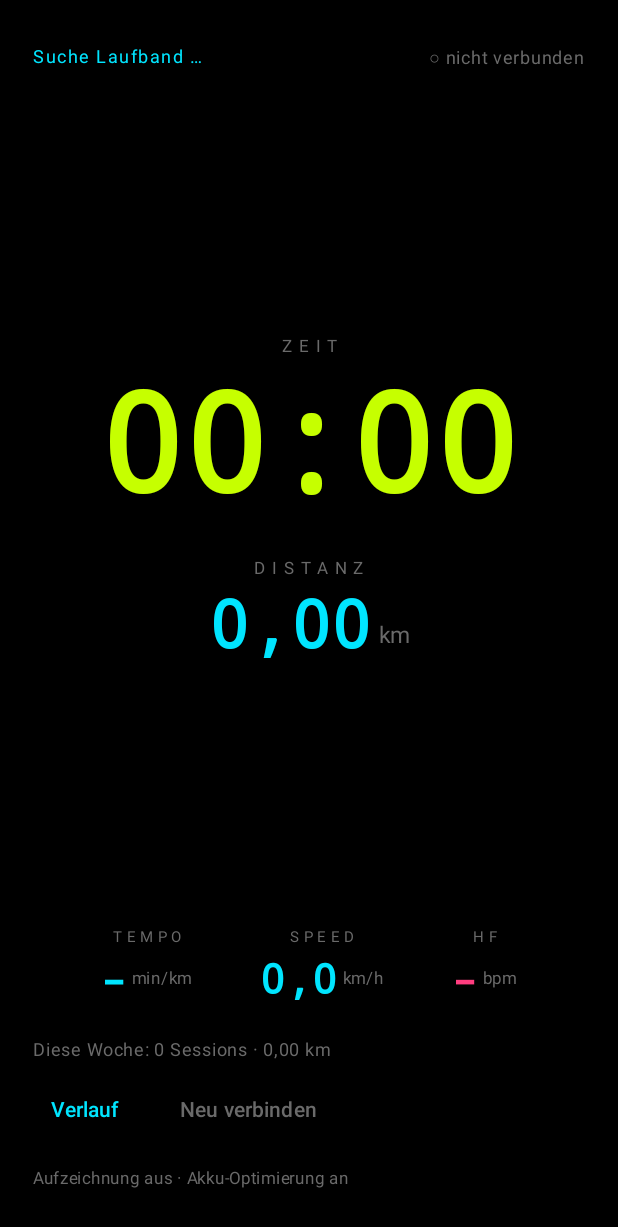
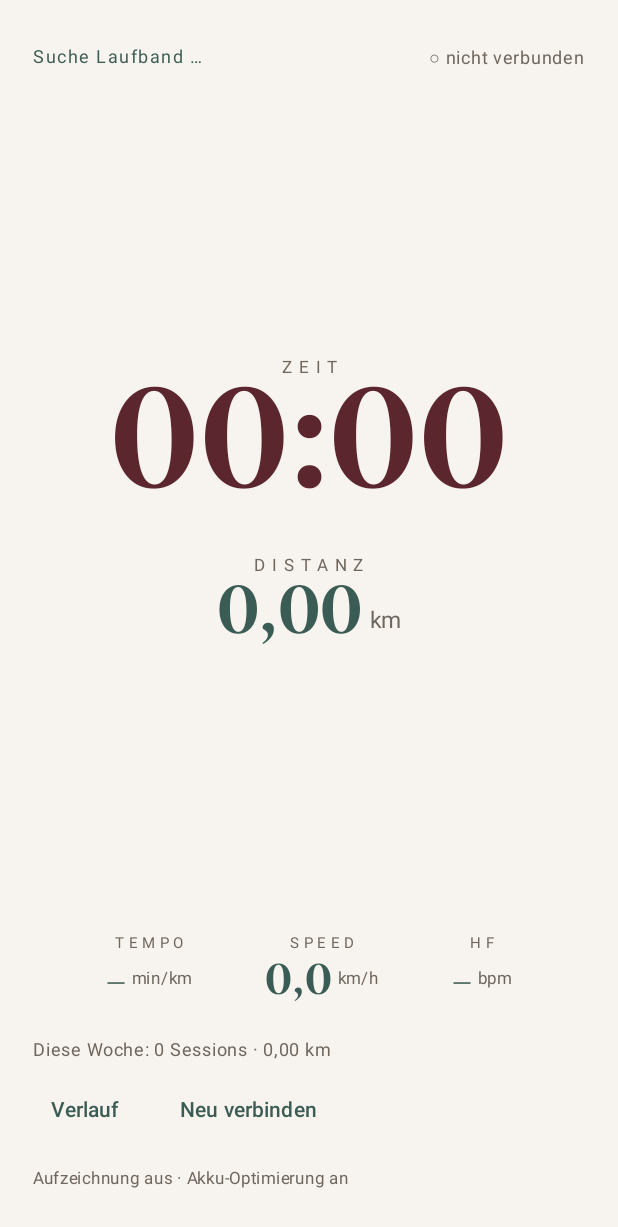
Before and after one commit to tizian-bitschi/hamsterrad, an Android app built with Jetpack Compose: the screen it shows after launch (MainActivity), on a phone screen of 412 x 824 dp. Shown: the top 1227 px of the screen. Run offline under Robolectric (Android 15) with nearby library versions, the phone set to English and light mode, and no system bars.

Commit message:
Helles Papier-Theme ersetzt das Neon-Cockpit
Palette aus Coolors (f7f3ee, eae2da, 3b5c54, c4934b, 5c262e). Zwei Textfarben statt fuenf Neon-Rollen, Hierarchie ueber Groesse. Ziffern in Newsreader 600 mit tabellarischen Ziffern, Icon neu eingefaerbt samt monochromer Ebene, Kontrast-Test.

```diff
--- a/app/src/main/java/de/tizian/hamsterrad/MainActivity.kt
+++ b/app/src/main/java/de/tizian/hamsterrad/MainActivity.kt
@@ -10,7 +10,9 @@ import android.os.PowerManager
 import android.provider.Settings
 import android.view.WindowManager
 import androidx.activity.ComponentActivity
+import androidx.activity.SystemBarStyle
 import androidx.activity.compose.setContent
+import androidx.activity.enableEdgeToEdge
 import androidx.activity.result.contract.ActivityResultContracts
 import androidx.compose.foundation.background
 import androidx.compose.foundation.clickable
@@ -23,6 +25,7 @@ import androidx.compose.foundation.layout.fillMaxSize
 import androidx.compose.foundation.layout.fillMaxWidth
 import androidx.compose.foundation.layout.height
 import androidx.compose.foundation.layout.padding
+import androidx.compose.foundation.layout.safeDrawingPadding
 import androidx.compose.foundation.layout.width
 import androidx.compose.foundation.lazy.LazyColumn
 import androidx.compose.foundation.lazy.items
@@ -35,7 +38,6 @@ import androidx.compose.material3.SwipeToDismissBox
 import androidx.compose.material3.SwipeToDismissBoxValue
 import androidx.compose.material3.Text
 import androidx.compose.material3.TextButton
-import androidx.compose.material3.darkColorScheme
 import androidx.compose.material3.rememberSwipeToDismissBoxState
 import androidx.compose.runtime.Composable
 import androidx.compose.runtime.getValue
@@ -45,9 +47,8 @@ import androidx.compose.runtime.setValue
 import androidx.compose.ui.Alignment
 import androidx.compose.ui.Modifier
 import androidx.compose.ui.draw.alpha
-import androidx.compose.ui.graphics.Color
+import androidx.compose.ui.graphics.toArgb
 import androidx.compose.ui.platform.LocalContext
-import androidx.compose.ui.text.font.FontFamily
 import androidx.compose.ui.text.font.FontWeight
 import androidx.compose.ui.unit.dp
 import androidx.compose.ui.unit.sp
@@ -56,12 +57,6 @@ import java.text.SimpleDateFormat
 import java.util.Calendar
 import java.util.Date
 import java.util.Locale
-
-private val Lime = Color(0xFFC6FF00)
-private val Cyan = Color(0xFF00E5FF)
-private val Magenta = Color(0xFFFF3D7F)
-private val Amber = Color(0xFFFFC400)
-private val Dim = Color(0xFF6A6A6A)
 
 class MainActivity : ComponentActivity() {
 
@@ -79,11 +74,19 @@ class MainActivity : ComponentActivity() {
 
     override fun onCreate(savedInstanceState: Bundle?) {
         super.onCreate(savedInstanceState)
+        // Papier ist hell: dunkle Symbole in den Systemleisten, Fenster schon vor Compose creme.
+        enableEdgeToEdge(
+            statusBarStyle = SystemBarStyle.light(
+                android.graphics.Color.TRANSPARENT,
+                android.graphics.Color.TRANSPARENT,
+            ),
+            navigationBarStyle = SystemBarStyle.light(Palette.Paper.toArgb(), Palette.Paper.toArgb()),
+        )
         window.addFlags(WindowManager.LayoutParams.FLAG_KEEP_SCREEN_ON)
         Sessions.load(this)
         setContent {
-            MaterialTheme(colorScheme = darkColorScheme()) {
-                Surface(Modifier.fillMaxSize(), color = Color.Black) {
+            MaterialTheme(colorScheme = HamsterTheme) {
+                Surface(Modifier.fillMaxSize(), color = Palette.Paper) {
                     Cockpit(onFixPermissions = { withPermissions(::startRecording) })
                 }
             }
@@ -169,19 +172,20 @@ private fun Cockpit(onFixPermissions: () -> Unit) {
     Column(
         Modifier
             .fillMaxSize()
-            .background(Color.Black)
+            .background(Palette.Paper)
+            .safeDrawingPadding()
             .padding(horizontal = 22.dp, vertical = 26.dp),
     ) {
         Row(Modifier.fillMaxWidth(), horizontalArrangement = Arrangement.SpaceBetween) {
             Text(
                 status,
-                color = Cyan,
+                color = Palette.Forest,
                 fontSize = 12.sp,
                 letterSpacing = 1.sp,
             )
             Text(
                 if (connected) "● live" else "○ nicht verbunden",
-                color = if (connected) Lime else Dim,
+                color = if (connected) Palette.Forest else Palette.Muted,
                 fontSize = 12.sp,
             )
         }
@@ -189,17 +193,17 @@ private fun Cockpit(onFixPermissions: () -> Unit) {
         Box(Modifier.weight(1f).fillMaxWidth(), contentAlignment = Alignment.Center) {
             if (showLast && last != null) {
                 Column(horizontalAlignment = Alignment.CenterHorizontally) {
-                    Text("LETZTE SESSION", color = Dim, fontSize = 11.sp, letterSpacing = 5.sp)
+                    Text("LETZTE SESSION", color = Palette.Muted, fontSize = 11.sp, letterSpacing = 5.sp)
                     Text(
                         fmtTime(last.seconds),
-                        color = Color(0xFF777777),
+                        color = Palette.Ink,
                         fontSize = 72.sp,
-                        fontFamily = FontFamily.Monospace,
-                        fontWeight = FontWeight.Bold,
+                        fontFamily = Numeral,
+                        fontWeight = FontWeight.SemiBold,
                     )
                     Text(
                         "${formatKm(last.distanceM)} km · ${dayFormat(last.start)} · ${last.hrAvg} bpm",
-                        color = Color(0xFF555555),
+                        color = Palette.Muted,
                         fontSize = 14.sp,
                     )
                 }
@@ -208,25 +212,25 @@ private fun Cockpit(onFixPermissions: () -> Unit) {
                     Modifier.alpha(if (bandStill) 0.35f else 1f),
                     horizontalAlignment = Alignment.CenterHorizontally,
                 ) {
-                    Text("ZEIT", color = Dim, fontSize = 11.sp, letterSpacing = 5.sp)
+                    Text("ZEIT", color = Palette.Muted, fontSize = 11.sp, letterSpacing = 5.sp)
                     Text(
                         fmtTime(now?.seconds ?: 0),
-                        color = Lime,
+                        color = Palette.Ink,
                         fontSize = 92.sp,
-                        fontFamily = FontFamily.Monospace,
-                        fontWeight = FontWeight.Bold,
+                        fontFamily = Numeral,
+                        fontWeight = FontWeight.SemiBold,
                     )
                     Spacer(Modifier.height(16.dp))
-                    Text("DISTANZ", color = Dim, fontSize = 11.sp, letterSpacing = 5.sp)
+                    Text("DISTANZ", color = Palette.Muted, fontSize = 11.sp, letterSpacing = 5.sp)
                     Row(verticalAlignment = Alignment.Bottom) {
                         Text(
                             formatKm(now?.distanceM ?: 0),
-                            color = Cyan,
+                            color = Palette.Forest,
                             fontSize = 44.sp,
-                            fontFamily = FontFamily.Monospace,
-                            fontWeight = FontWeight.Bold,
+                            fontFamily = Numeral,
+                            fontWeight = FontWeight.SemiBold,
                         )
-                        Text(" km", color = Dim, fontSize = 15.sp, modifier = Modifier.padding(bottom = 8.dp))
+                        Text(" km", color = Palette.Muted, fontSize = 15.sp, modifier = Modifier.padding(bottom = 8.dp))
                     }
                 }
             }
@@ -234,22 +238,22 @@ private fun Cockpit(onFixPermissions: () -> Unit) {
 
         Row(Modifier.fillMaxWidth(), horizontalArrangement = Arrangement.SpaceEvenly) {
             val hrs = now?.hr ?: live?.hr ?: 0
-            Metric("TEMPO", if (showLast) "–" else paceText(speed), "min/km", Cyan)
-            Metric("SPEED", if (showLast) "–" else formatSpeed(speed), "km/h", Cyan)
-            Metric("HF", if (showLast || hrs !in 30..220) "–" else "$hrs", "bpm", Magenta)
+            Metric("TEMPO", if (showLast) "–" else paceText(speed), "min/km")
+            Metric("SPEED", if (showLast) "–" else formatSpeed(speed), "km/h")
+            Metric("HF", if (showLast || hrs !in 30..220) "–" else "$hrs", "bpm")
         }
 
         Spacer(Modifier.height(18.dp))
         val (weekCount, weekMetres) = Sessions.thisWeek()
         Text(
             "Diese Woche: $weekCount Sessions · ${formatKm(weekMetres)} km",
-            color = Dim,
+            color = Palette.Muted,
             fontSize = 12.sp,
         )
         Spacer(Modifier.height(4.dp))
         Row(horizontalArrangement = Arrangement.spacedBy(16.dp)) {
-            TextButton(onClick = { history = true }) { Text("Verlauf", color = Cyan) }
-            TextButton(onClick = { Treadmill.reconnect() }) { Text("Neu verbinden", color = Dim) }
+            TextButton(onClick = { history = true }) { Text("Verlauf", color = Palette.Forest) }
+            TextButton(onClick = { Treadmill.reconnect() }) { Text("Neu verbinden", color = Palette.Forest) }
         }
         Spacer(Modifier.height(10.dp))
         RecordingLine(onFixPermissions)
@@ -269,12 +273,11 @@ private fun RecordingLine(onFixPermissions: () -> Unit) {
     } else {
         ""
     }
+    val paused = state == RecordingState.PAUSED
 
-    Text(
-        Recording.cockpit(state, Treadmill.now.value) + suffix,
-        color = if (state == RecordingState.PAUSED) Amber else Dim,
-        fontSize = 11.sp,
-        modifier = Modifier
+    // Der Chip ist so breit wie sein Text; die Klickfläche bleibt die ganze Zeile.
+    Box(
+        Modifier
             .fillMaxWidth()
             .clickable(enabled = state != RecordingState.RUNNING) {
                 when (state) {
@@ -285,22 +288,35 @@ private fun RecordingLine(onFixPermissions: () -> Unit) {
                     else -> Treadmill.togglePause(context)
                 }
             },
-    )
+    ) {
+        Text(
+            Recording.cockpit(state, Treadmill.now.value) + suffix,
+            color = if (paused) Palette.Paper else Palette.Muted,
+            fontSize = 11.sp,
+            modifier = if (paused) {
+                Modifier
+                    .background(Palette.Ink, RoundedCornerShape(2.dp))
+                    .padding(horizontal = 8.dp, vertical = 6.dp)
+            } else {
+                Modifier
+            },
+        )
+    }
 }
 
 @Composable
-private fun Metric(label: String, value: String, unit: String, color: Color) {
+private fun Metric(label: String, value: String, unit: String) {
     Column(horizontalAlignment = Alignment.CenterHorizontally) {
-        Text(label, color = Dim, fontSize = 10.sp, letterSpacing = 3.sp)
+        Text(label, color = Palette.Muted, fontSize = 10.sp, letterSpacing = 3.sp)
         Row(verticalAlignment = Alignment.Bottom) {
             Text(
                 value,
-                color = color,
+                color = Palette.Forest,
                 fontSize = 28.sp,
-                fontFamily = FontFamily.Monospace,
-                fontWeight = FontWeight.Bold,
+                fontFamily = Numeral,
+                fontWeight = FontWeight.SemiBold,
             )
-            Text(" $unit", color = Dim, fontSize = 11.sp, modifier = Modifier.padding(bottom = 5.dp))
+            Text(" $unit", color = Palette.Muted, fontSize = 11.sp, modifier = Modifier.padding(bottom = 5.dp))
         }
     }
 }
@@ -310,7 +326,7 @@ private fun HistoryDialog(onClose: () -> Unit) {
     AlertDialog(
         onDismissRequest = onClose,
         confirmButton = { TextButton(onClick = onClose) { Text("Schließen") } },
-        title = { Text("Verlauf", color = Cyan) },
+        title = { Text("Verlauf", color = Palette.Ink) },
         text = {
             val list = Sessions.all
             LazyColumn {
@@ -318,18 +334,18 @@ private fun HistoryDialog(onClose: () -> Unit) {
                     Chart()
                     Spacer(Modifier.height(4.dp))
                     if (list.isNotEmpty()) {
-                        Text("Wischen löscht einen Eintrag.", color = Dim, fontSize = 10.sp)
+                        Text("Wischen löscht einen Eintrag.", color = Palette.Muted, fontSize = 10.sp)
                         Spacer(Modifier.height(6.dp))
                     }
                 }
                 if (list.isEmpty()) {
-                    item { Text("Noch keine Sessions.", color = Dim) }
+                    item { Text("Noch keine Sessions.", color = Palette.Muted) }
                 } else {
                     items(list, key = { it.start }) { s -> SessionRow(s) }
                 }
             }
         },
-        containerColor = Color(0xFF111111),
+        containerColor = Palette.Paper,
     )
 }
 
@@ -355,23 +371,22 @@ private fun SessionRow(s: Session) {
                 Modifier.fillMaxSize().padding(end = 12.dp),
                 contentAlignment = Alignment.CenterEnd,
             ) {
-                Text("löschen", color = Magenta, fontSize = 11.sp)
+                Text("löschen", color = Palette.Ink, fontSize = 11.sp)
             }
         },
     ) {
         Row(
             Modifier
                 .fillMaxWidth()
-                .background(Color(0xFF111111))
+                .background(Palette.Sand)
                 .padding(vertical = 9.dp),
             horizontalArrangement = Arrangement.SpaceBetween,
         ) {
-            Text(dayFormat(s.start), color = Color.White, fontSize = 13.sp)
+            Text(dayFormat(s.start), color = Palette.Ink, fontSize = 13.sp)
             Text(
                 summary(s.seconds, s.distanceM, s.hrAvg),
-                color = Dim,
+                color = Palette.Ink,
                 fontSize = 12.sp,
-                fontFamily = FontFamily.Monospace,
             )
         }
     }
@@ -393,16 +408,19 @@ private fun Chart() {
                 horizontalAlignment = Alignment.CenterHorizontally,
                 verticalArrangement = Arrangement.Bottom,
             ) {
-                Text(if (metres > 0) formatKm(metres) else "", fontSize = 8.sp, color = Dim)
+                Text(if (metres > 0) formatKm(metres) else "", fontSize = 8.sp, color = Palette.Muted)
                 Spacer(Modifier.height(2.dp))
                 Box(
                     Modifier
                         .width(24.dp)
                         .height(h.dp)
-                        .background(if (metres > 0) Cyan else Color(0xFF1B1B1B), RoundedCornerShape(2.dp)),
+                        .background(
+                            if (metres > 0) Palette.Forest else Palette.Sand,
+                            RoundedCornerShape(2.dp),
+                        ),
                 )
                 Spacer(Modifier.height(3.dp))
-                Text(label, fontSize = 8.sp, color = Dim)
+                Text(label, fontSize = 8.sp, color = Palette.Muted)
             }
         }
     }
--- /dev/null
+++ b/app/src/main/java/de/tizian/hamsterrad/Theme.kt
@@ -0,0 +1,59 @@
+package de.tizian.hamsterrad
+
+import androidx.compose.material3.lightColorScheme
+import androidx.compose.ui.graphics.Color
+import androidx.compose.ui.text.font.Font
+import androidx.compose.ui.text.font.FontFamily
+import androidx.compose.ui.text.font.FontWeight
+
+/**
+ * Die Rollen der Papier-Palette. Warum diese Töne und warum nur zwei Textfarben tragen:
+ * `docs/adr/0002-papier-statt-neon.md`.
+ */
+internal object Palette {
+    /** Die Seite. */
+    val Paper = Color(0xFFF7F3EE)
+
+    /** Fläche, Balkenspur, Zeile im Verlauf. */
+    val Sand = Color(0xFFEAE2DA)
+
+    /** Tinte: die Zeit, Session-Werte, „löschen". */
+    val Ink = Color(0xFF5C262E)
+
+    /** Zweite Datenfarbe: Distanz, Tempo, Speed, HF, Aktionen. */
+    val Forest = Color(0xFF3B5C54)
+
+    /** Labels, Einheiten, Inaktives. */
+    val Muted = Color(0xFF6F665D)
+
+    /**
+     * Auf [Ink] 4,3:1 — genug für Icon-Nabe und Kanten, nicht für Fließtext.
+     * Auf Papier nur 2,5:1: dort bleibt Messing eine Haarlinie ohne Bedeutung.
+     */
+    val Brass = Color(0xFFC4934B)
+}
+
+/**
+ * Newsreader 600, auf Ziffern, Komma, Punkt, Doppelpunkt und Gedankenstrich beschnitten.
+ * Die Ziffern sind von Haus aus gleich breit (1285/2000 em), die laufende Uhr springt also nicht.
+ */
+internal val Numeral = FontFamily(Font(R.font.newsreader_600, FontWeight.SemiBold))
+
+/** Material 3 braucht ein Farbschema für Dialoge und TextButtons; der Rest ist eigene Palette. */
+internal val HamsterTheme = lightColorScheme(
+    primary = Palette.Forest,
+    onPrimary = Palette.Paper,
+    secondary = Palette.Ink,
+    onSecondary = Palette.Paper,
+    background = Palette.Paper,
+    onBackground = Palette.Ink,
+    surface = Palette.Paper,
+    onSurface = Palette.Ink,
+    surfaceVariant = Palette.Sand,
+    onSurfaceVariant = Palette.Muted,
+    outline = Palette.Muted,
+    outlineVariant = Palette.Sand,
+    scrim = Palette.Ink,
+    error = Palette.Ink,
+    onError = Palette.Paper,
+)
--- a/app/src/main/res/drawable/ic_launcher_foreground.xml
+++ b/app/src/main/res/drawable/ic_launcher_foreground.xml
@@ -7,17 +7,17 @@
 
     <path
         android:fillColor="#00000000"
-        android:strokeColor="#C6FF00"
+        android:strokeColor="@color/paper"
         android:strokeWidth="5"
         android:pathData="M26,54a28,28 0 1,0 56,0a28,28 0 1,0 -56,0" />
 
     <path
-        android:strokeColor="#C6FF00"
+        android:strokeColor="@color/paper"
         android:strokeWidth="4"
         android:strokeLineCap="round"
         android:pathData="M54,54L82,54 M54,54L40,78 M54,54L40,30" />
 
     <path
-        android:fillColor="#00E5FF"
+        android:fillColor="@color/brass"
         android:pathData="M54,47a7,7 0 1,0 0,14a7,7 0 1,0 0,-14" />
 </vector>
--- a/app/src/main/res/mipmap-anydpi-v26/ic_launcher.xml
+++ b/app/src/main/res/mipmap-anydpi-v26/ic_launcher.xml
@@ -2,4 +2,5 @@
 <adaptive-icon xmlns:android="http://schemas.android.com/apk/res/android">
     <background android:drawable="@color/ic_launcher_background" />
     <foreground android:drawable="@drawable/ic_launcher_foreground" />
+    <monochrome android:drawable="@drawable/ic_launcher_monochrome" />
 </adaptive-icon>
--- a/app/src/main/res/mipmap-anydpi-v26/ic_launcher_round.xml
+++ b/app/src/main/res/mipmap-anydpi-v26/ic_launcher_round.xml
@@ -2,4 +2,5 @@
 <adaptive-icon xmlns:android="http://schemas.android.com/apk/res/android">
     <background android:drawable="@color/ic_launcher_background" />
     <foreground android:drawable="@drawable/ic_launcher_foreground" />
+    <monochrome android:drawable="@drawable/ic_launcher_monochrome" />
 </adaptive-icon>
--- a/app/src/main/res/values/colors.xml
+++ b/app/src/main/res/values/colors.xml
@@ -1,4 +1,6 @@
 <?xml version="1.0" encoding="utf-8"?>
 <resources>
-    <color name="ic_launcher_background">#0B0B0B</color>
+    <color name="paper">#F7F3EE</color>
+    <color name="brass">#C4934B</color>
+    <color name="ic_launcher_background">#5C262E</color>
 </resources>
--- a/app/src/main/res/values/themes.xml
+++ b/app/src/main/res/values/themes.xml
@@ -1,7 +1,10 @@
 <?xml version="1.0" encoding="utf-8"?>
 <resources>
-    <style name="Theme.Hamsterrad" parent="android:Theme.Material.NoActionBar">
-        <item name="android:statusBarColor">#000000</item>
-        <item name="android:navigationBarColor">#000000</item>
+    <style name="Theme.Hamsterrad" parent="android:Theme.Material.Light.NoActionBar">
+        <item name="android:windowBackground">@color/paper</item>
+        <item name="android:statusBarColor">@color/paper</item>
+        <item name="android:navigationBarColor">@color/paper</item>
+        <item name="android:windowLightStatusBar">true</item>
+        <item name="android:windowLightNavigationBar">true</item>
     </style>
 </resources>
```
Also changed, not shown: app/src/main/res/drawable/ic_launcher_monochrome.xml (added, +24 -0 lines), app/src/main/res/raw/newsreader_ofl.txt (added, +93 -0 lines), app/src/main/res/font/newsreader_600.ttf (added), 5 other files.
